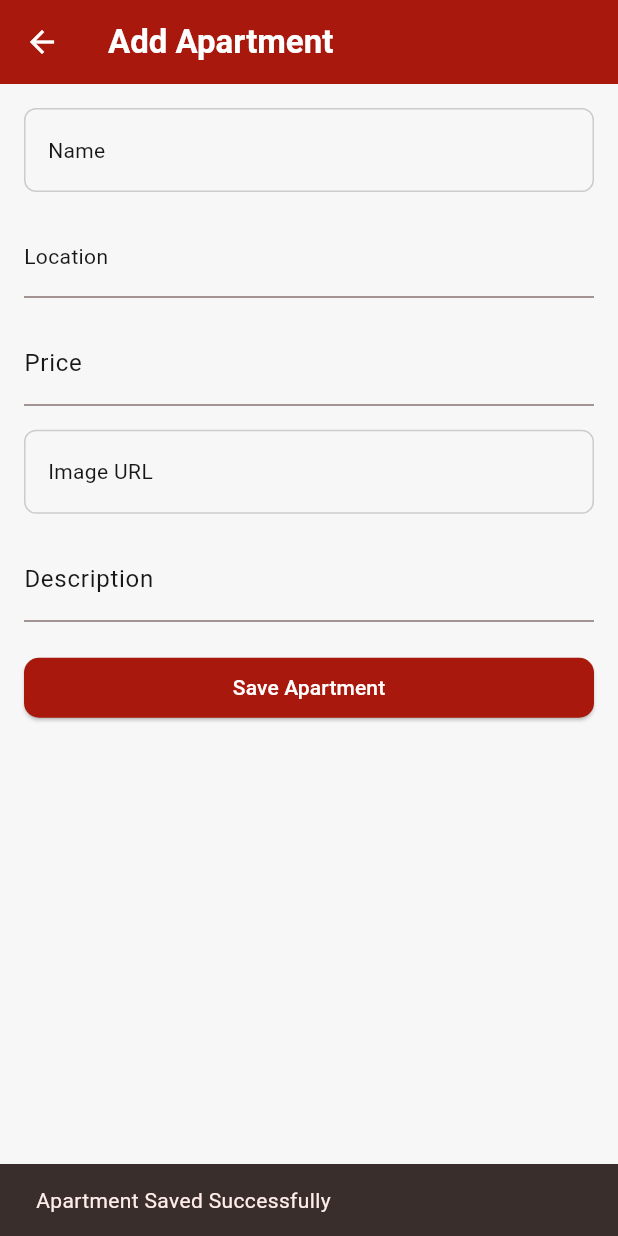
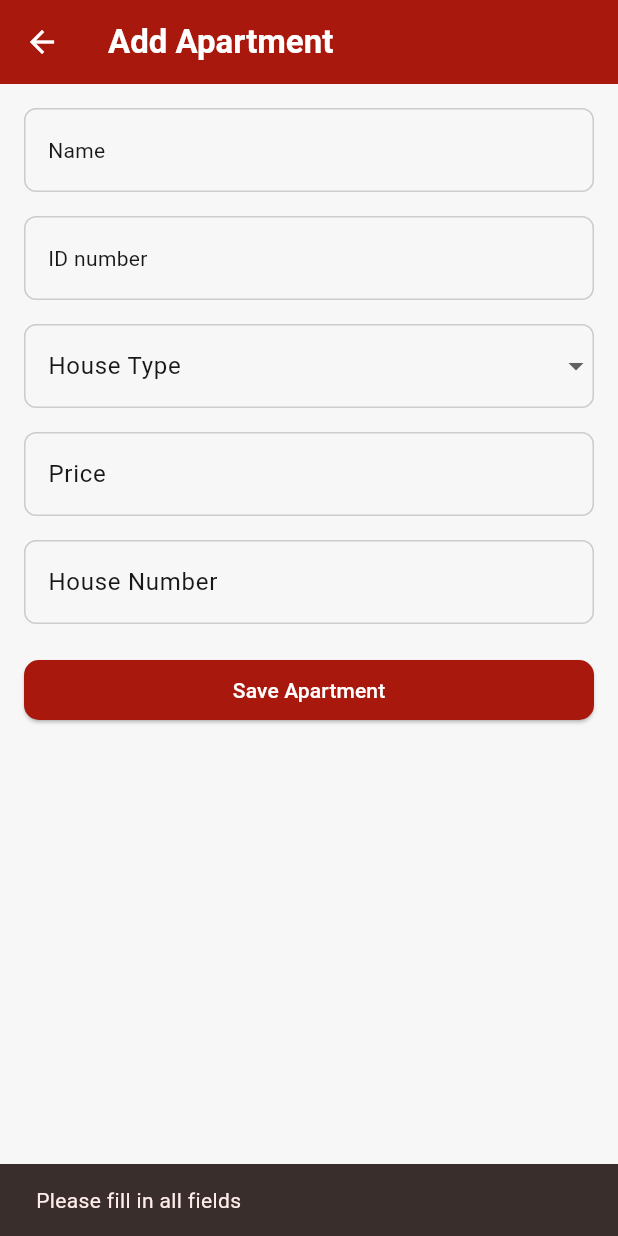
Before and after one commit to carlkiptoo/Apartment-Management, a Flutter app: the AddApartmentScreen screen opened directly, after a tap on "Save Apartment", on a phone screen of 412 x 824 dp. Run offline on Flutter 3.47's test engine with Material 3 defaults, Android fonts, the phone set to English and light mode, and no system bars; our stand-ins replace sqflite; accounts and stored records are empty.

Commit message:
fixed db issue

```diff
--- a/lib/database/db_helper.dart
+++ b/lib/database/db_helper.dart
@@ -15,6 +15,24 @@ class DBHelper {
     return _db!;
   }
 
+  Future<void> deleteAndRecreateDatabase() async {
+    if (_db != null) {
+      await _db!.close();
+      _db = null;
+    }
+
+    final dbPath = await getDatabasesPath();
+    final path = join(dbPath, 'apartments.db');
+
+    if (await databaseExists(path)) {
+      await deleteDatabase(path);
+      print('Database successfully deleted');
+    }
+
+    _db = await _initDB();
+    print('New database created');
+  }
+
   Future<Database> _initDB() async {
     final dbPath = await getDatabasesPath();
     final path = join(dbPath, 'apartments.db');
@@ -27,19 +45,25 @@ class DBHelper {
         CREATE TABLE apartments (
         id INTEGER PRIMARY KEY AUTOINCREMENT,
         name TEXT,
-        location TEXT,
-        price REAL,
-        imageUrl TEXT,
-        description TEXT
+        idNumber TEXT,
+        houseType TEXT,
+        houseNumber TEXT,
+        price REAL
         )
         ''');
-      },
+      }
     );
   }
 
   Future<int> insertApartment(Map<String, dynamic> data) async {
     final db = await database;
-    return await db.insert('apartments', data);
+    try {
+      data.remove('id');
+      return await db.insert('apartments', data);
+    } catch (e) {
+      print('Error inserting Apartment: $e');
+      rethrow;
+    }
   }
 
   Future<List<Map<String, dynamic>>> getApartments() async {
--- a/lib/main.dart
+++ b/lib/main.dart
@@ -1,9 +1,16 @@
 import 'package:flutter/material.dart';
 import 'theme/app_colors.dart';
 import 'screens/admin_login_screen.dart';
+import 'database/db_helper.dart';
 
-void main() {
+void main() async {
   runApp(const MyApp());
+
+  WidgetsFlutterBinding.ensureInitialized();
+
+  // Delete and recreate database
+  final dbHelper = DBHelper();
+  // await dbHelper.deleteAndRecreateDatabase();
 }
 
 class MyApp extends StatelessWidget {
--- a/lib/screens/add_apartment.dart
+++ b/lib/screens/add_apartment.dart
@@ -7,45 +7,79 @@ class AddApartmentScreen extends StatefulWidget {
 
   @override
   State<AddApartmentScreen> createState() => _AddApartmentScreenState();
-
 }
 
 class _AddApartmentScreenState extends State<AddApartmentScreen> {
+
+  final List<String> _houseTypes = ['Studio Apt', '1 Bedroom', '2 Bedrooms', '3 Bedrooms', '4 Bedrooms'];
+
+  String? _selectedHouseType;
+
   final _nameController = TextEditingController();
-  final _locationController = TextEditingController();
+  final _idNumberController = TextEditingController();
+  final  _houseTypeController = TextEditingController();
   final _priceController = TextEditingController();
-  final _imageUrlController = TextEditingController();
-  final _descriptionController = TextEditingController();
+  final _houseNumberController = TextEditingController();
+  // User should submit passport image
 
   bool _loading = false;
 
   Future<void> _submitApartment() async {
+    final name = _nameController.text.trim();
+    final idNumber = _idNumberController.text.trim();
+    late String houseType = _houseTypeController.text.trim();
+    final houseNumber = _houseNumberController.text.trim();
+    final priceText = _priceController.text.trim();
+
+
+    //Validation
+    if (name.isEmpty ||
+        idNumber.isEmpty ||
+        priceText.isEmpty ||
+        houseNumber.isEmpty ||
+        _selectedHouseType == null
+    ) {
+
+      ScaffoldMessenger.of(context).showSnackBar(
+        const SnackBar(content: Text('Please fill in all fields')),
+      );
+      return;
+    }
+
+    final price = double.tryParse(priceText);
+
+    if (price == null) {
+      ScaffoldMessenger.of(context).showSnackBar(
+        const SnackBar(content: Text('Please enter a valid price')),
+      );
+      return;
+    }
+
     final apartment = {
       "name": _nameController.text,
-      "location": _locationController.text,
+      "idNumber": _idNumberController.text,
+      "houseType": _selectedHouseType,
+      "houseNumber": _houseNumberController.text,
       "price": double.tryParse(_priceController.text) ?? 0.0,
-      "imageUrl": _imageUrlController.text,
-      "description": _descriptionController.text,
     };
-
     setState(() {
       _loading = true;
     });
-
     try {
       await DBHelper().insertApartment(apartment);
       ScaffoldMessenger.of(context).showSnackBar(
         const SnackBar(content: Text('Apartment Saved Successfully')),
       );
       _nameController.clear();
-      _locationController.clear();
+      _idNumberController.clear();
+      _houseTypeController.clear();
+      _houseNumberController.clear();
       _priceController.clear();
-      _imageUrlController.clear();
-      _descriptionController.clear();
     } catch (e) {
-      ScaffoldMessenger.of(context).showSnackBar(
-        SnackBar(content: Text('Error saving: $e')),
-      );
+      ScaffoldMessenger.of(
+        context,
+      ).showSnackBar(SnackBar(content: Text('Error saving: $e')));
+      print('Error $e');
     } finally {
       setState(() => _loading = false);
     }
@@ -54,9 +88,7 @@ class _AddApartmentScreenState extends State<AddApartmentScreen> {
   @override
   Widget build(BuildContext context) {
     return Scaffold(
-      appBar: AppBar(
-        title: const Text('Add Apartment'),
-      ),
+      appBar: AppBar(title: const Text('Add Apartment')),
       body: Padding(
         padding: const EdgeInsets.all(16.0),
         child: ListView(
@@ -74,44 +106,17 @@ class _AddApartmentScreenState extends State<AddApartmentScreen> {
                 enabledBorder: OutlineInputBorder(
                   borderSide: BorderSide(color: Color(0xFFCCCCCC)),
                   borderRadius: BorderRadius.circular(8),
-                )
+                ),
               ),
             ),
             const SizedBox(height: 16),
 
-            //location input
-            TextField(
-              controller: _locationController,
-              decoration: InputDecoration(
-                labelText: 'Location',
-                labelStyle: Theme.of(context).textTheme.bodyMedium,
-                focusedBorder: OutlineInputBorder(
-                  borderSide: BorderSide(color: AppColors.accent),
-                  borderRadius: BorderRadius.circular(8),
-                )
-              ),
-            ),
-            const SizedBox(height: 16),
 
             TextField(
-              controller: _priceController,
+              controller: _idNumberController,
               keyboardType: TextInputType.number,
               decoration: InputDecoration(
-                labelText: 'Price',
-                labelStyle: const TextStyle(color: AppColors.dark),
-                focusedBorder: OutlineInputBorder(
-                  borderSide: BorderSide(color: AppColors.accent),
-                  borderRadius: BorderRadius.circular(8),
-                )
-              ),
-            ),
-            const SizedBox(height: 16),
-
-            // STILL THINKING ABOUT THIS FEATURE
-            TextField(
-              controller: _imageUrlController,
-              decoration: InputDecoration(
-                labelText: 'Image URL',
+                labelText: 'ID number',
                 labelStyle: Theme.of(context).textTheme.bodyMedium,
                 focusedBorder: OutlineInputBorder(
                   borderSide: BorderSide(color: Theme.of(context).primaryColor),
@@ -125,27 +130,80 @@ class _AddApartmentScreenState extends State<AddApartmentScreen> {
             ),
             const SizedBox(height: 16),
 
+            //location input
+           DropdownButtonFormField<String>(
+             value: _selectedHouseType,
+             decoration: InputDecoration(
+               labelText: 'House Type',
+               labelStyle: TextStyle(color: AppColors.dark),
+               focusedBorder: OutlineInputBorder(
+                 borderSide: BorderSide(color: AppColors.accent),
+                 borderRadius: BorderRadius.circular(8),
+               ),
+               enabledBorder: OutlineInputBorder(
+                 borderSide: BorderSide(color: Color(0xFFCCCCCC)),
+                 borderRadius: BorderRadius.circular(8),
+               ),
+             ),
+             items: _houseTypes.map((String type) {
+               return DropdownMenuItem<String>(
+                 value: type,
+                 child: Text(type),
+               );
+             }).toList(),
+             onChanged: (String? newValue) {
+               setState(() {
+                 _selectedHouseType = newValue;
+
+               });
+             },
+           ),
+            const SizedBox(height: 16,),
+
             TextField(
-              controller: _descriptionController,
+              controller: _priceController,
+              keyboardType: TextInputType.number,
               decoration: InputDecoration(
-                labelText: 'Description',
+                labelText: 'Price',
                 labelStyle: const TextStyle(color: AppColors.dark),
                 focusedBorder: OutlineInputBorder(
                   borderSide: BorderSide(color: AppColors.accent),
                   borderRadius: BorderRadius.circular(8),
-                )
+                ),
+                enabledBorder: OutlineInputBorder(
+                  borderSide: BorderSide(color: Color(0xFFCCCCCC)),
+                  borderRadius: BorderRadius.circular(8),
+                ),
+              ),
+            ),
+            const SizedBox(height: 16),
+
+            TextField(
+              controller: _houseNumberController,
+              decoration: InputDecoration(
+                labelText: 'House Number',
+                labelStyle: const TextStyle(color: AppColors.dark),
+                focusedBorder: OutlineInputBorder(
+                  borderSide: BorderSide(color: AppColors.accent),
+                  borderRadius: BorderRadius.circular(8),
+                ),
+                enabledBorder: OutlineInputBorder(
+                  borderSide: BorderSide(color: Color(0xFFCCCCCC)),
+                  borderRadius: BorderRadius.circular(8),
+                ),
               ),
             ),
             const SizedBox(height: 20),
 
-            _loading ? const Center(
-              child: CircularProgressIndicator()
-            )
-                : ElevatedButton(onPressed: _submitApartment, child: const Text('Save Apartment'),),
+            _loading
+                ? const Center(child: CircularProgressIndicator())
+                : ElevatedButton(
+                  onPressed: _submitApartment,
+                  child: const Text('Save Apartment'),
+                ),
           ],
         ),
       ),
     );
   }
-
 }
```
